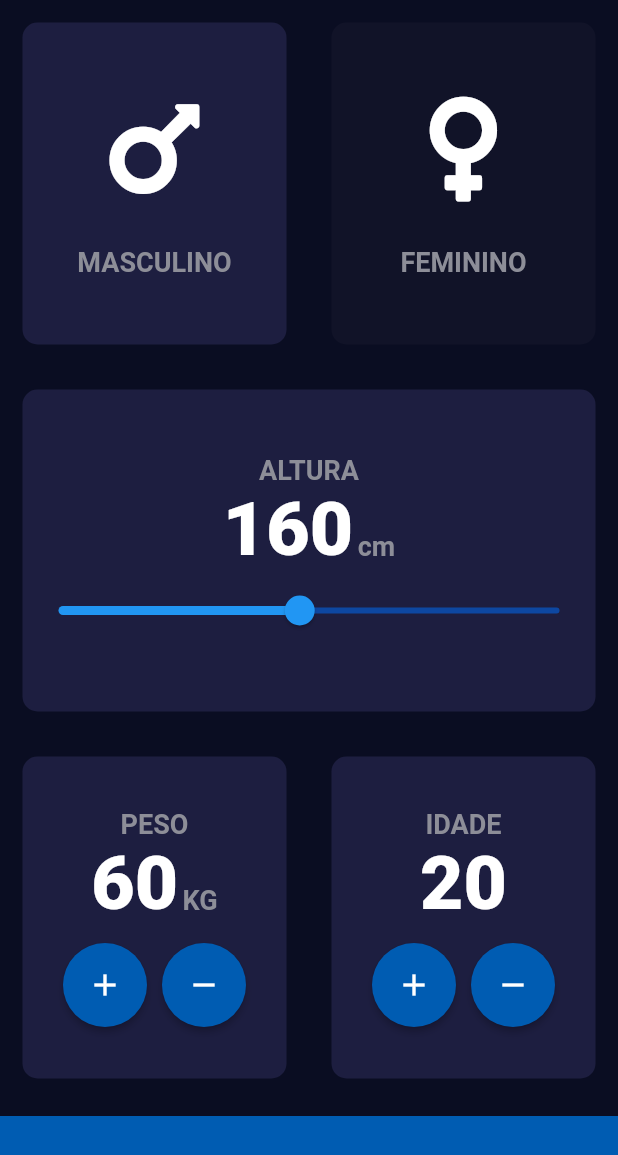
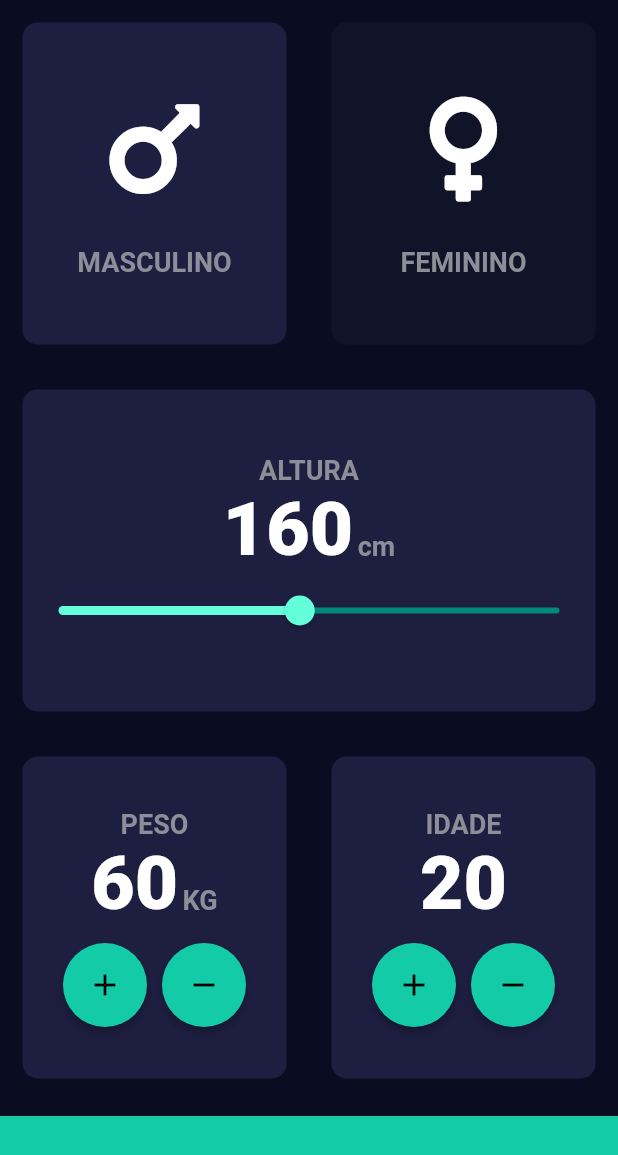
Before and after one commit to Esan2019/Flutter-BMI-Calculator, a Flutter app: the screen it shows after launch, on a phone screen of 412 x 824 dp. Shown: the top 1155 px of the screen. Run offline on Flutter 3.47's test engine with Material 2 defaults, Android fonts, the phone set to English and light mode, and no system bars; our stand-ins replace font_awesome_flutter.

Commit message:
Changed accent color to teal

```diff
--- a/lib/constants.dart
+++ b/lib/constants.dart
@@ -6,4 +6,4 @@ const TextStyle kTextLabel = TextStyle(
     fontSize: 18.0, color: Color(0xFF8D8E98), fontWeight: FontWeight.bold);
 const TextStyle kNumberLabel =
     TextStyle(fontWeight: FontWeight.w900, fontSize: 50.0);
-const Color kButtonColor = Color(0xFF005cb2);
+const Color kButtonColor = Color(0xFF14cba8);
--- a/lib/input_page.dart
+++ b/lib/input_page.dart
@@ -88,8 +88,8 @@ class _InputPageState extends State<InputPage> {
                         ],
                       ),
                       Slider(
-                        activeColor: Colors.blue,
-                        inactiveColor: Colors.blue[900],
+                        activeColor: Colors.tealAccent,
+                        inactiveColor: Colors.teal[600],
                         min: 30.0,
                         max: 300.0,
                         value: height.toDouble(),
--- a/lib/selectors_row.dart
+++ b/lib/selectors_row.dart
@@ -47,7 +47,7 @@ class RoundIconButton extends StatelessWidget {
       onPressed: onTap,
       child: Icon(
         child,
-        color: Colors.white,
+        color: Colors.black,
       ),
     );
   }
```
